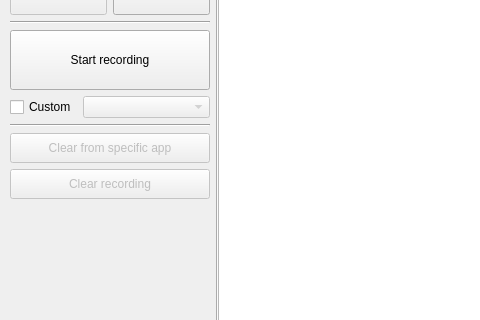
Qt form app_ui.ui (Andrew-71/KeyRecorder) before a commit; both pictures show x 0 to 480 and y 110 to 430 of the 700 by 1000 pixel window.
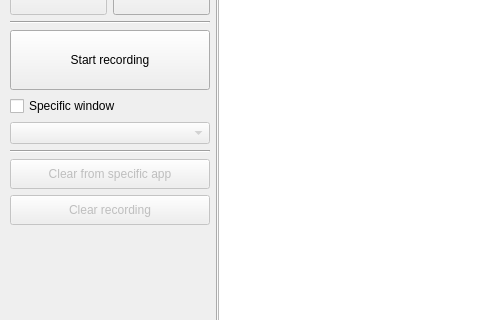
The same form after that commit.

Commit message: Improve UI and update language pack

Diff of the .ui file:
```diff
--- a/app_ui.ui
+++ b/app_ui.ui
@@ -170,8 +170,6 @@
         </widget>
        </item>
        <item>
-        <layout class="QHBoxLayout" name="horizontalLayout_2">
-         <item>
           <widget class="QCheckBox" name="custom_checkbox">
            <property name="sizePolicy">
             <sizepolicy hsizetype="Fixed" vsizetype="Fixed">
@@ -180,7 +178,7 @@
             </sizepolicy>
            </property>
            <property name="text">
-            <string>Custom</string>
+          <string>Specific window</string>
            </property>
           </widget>
          </item>
@@ -190,8 +188,6 @@
             <bool>false</bool>
            </property>
           </widget>
-         </item>
-        </layout>
        </item>
        <item>
         <widget class="Line" name="line_3">
```
Lines whose indentation alone changed are shown as unchanged. The commit also changes 2 other files.
